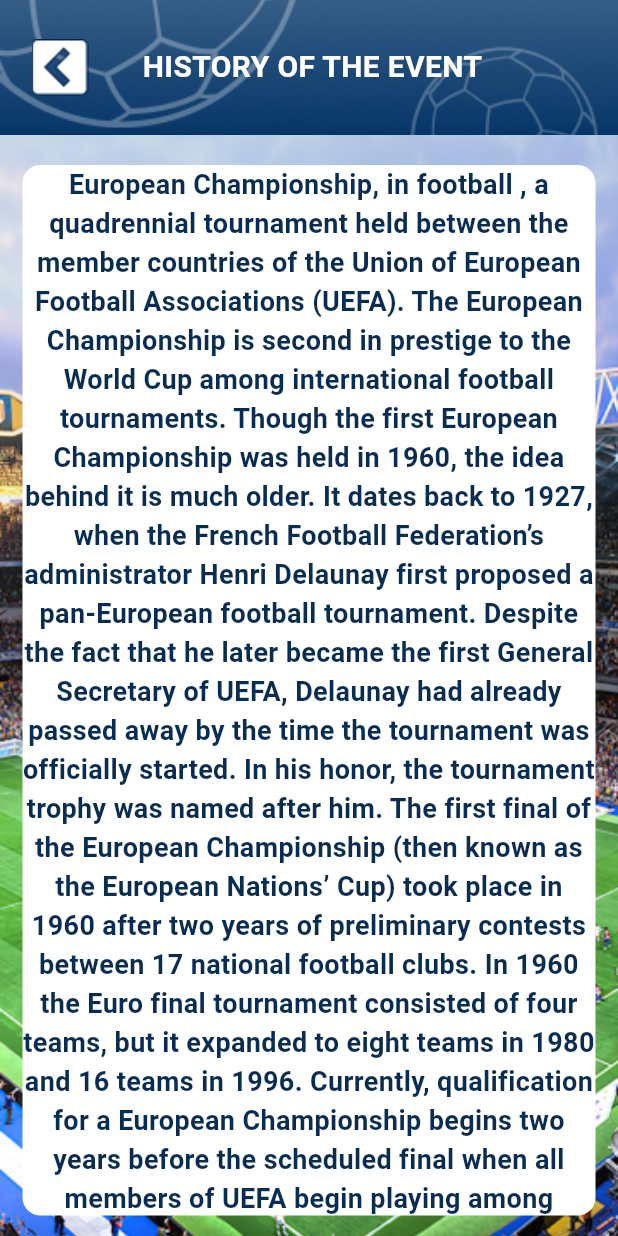
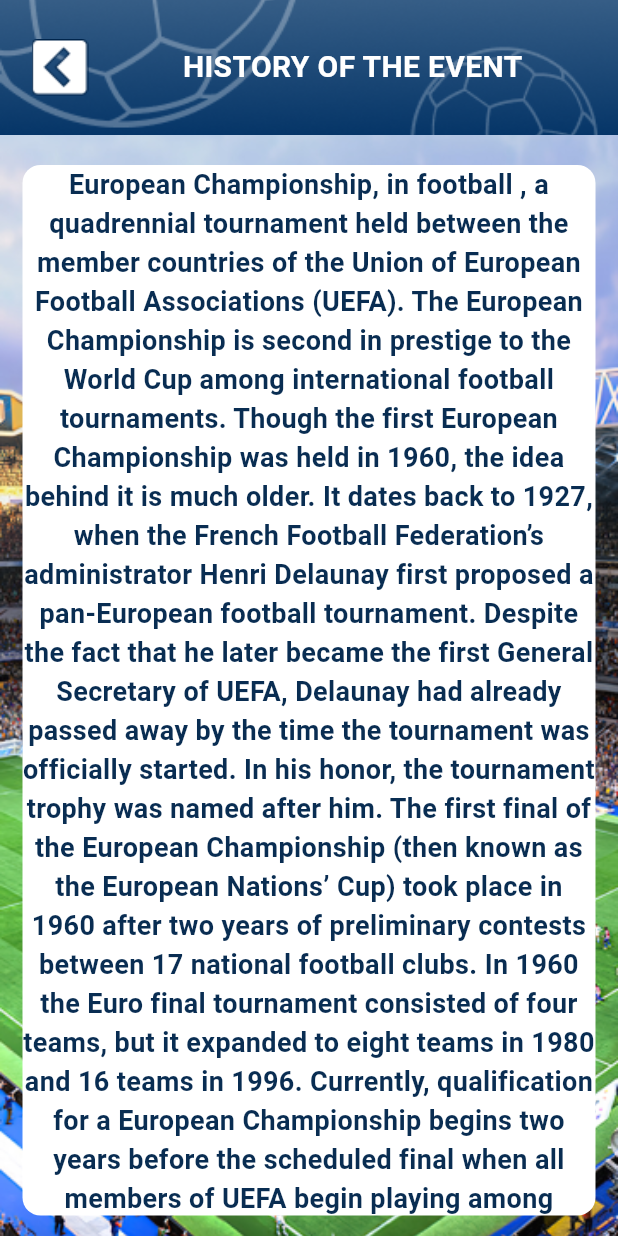
Before and after one commit to Mekdim12/Sport-Events-Game-Mobile-App, a Flutter app: the HistoryWidget screen opened directly, on a phone screen of 412 x 824 dp. Run offline on Flutter 3.47's test engine with Material 3 defaults, Android fonts, the phone set to English and light mode, and no system bars.

Commit message:
updating the width of the tittle to be dynamic as the screen width

```diff
--- a/lib/components/nav_bar_header_with_button.dart
+++ b/lib/components/nav_bar_header_with_button.dart
@@ -42,7 +42,7 @@
                 ),
               ),
             ),
-            const SizedBox(width: 35),
+             SizedBox(width: screenWidth * 0.15),
             Expanded(
               child: Text(
                 pageTitle, // use pageTitle directly
```
